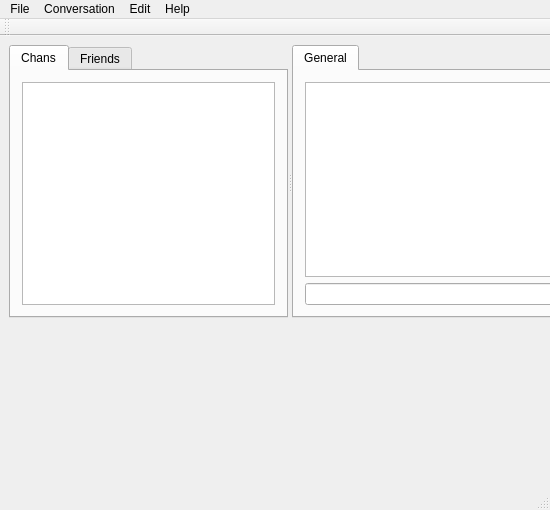
Qt form src/client/gui/mainwindow.ui (sush/Live-Jamming) before a commit.
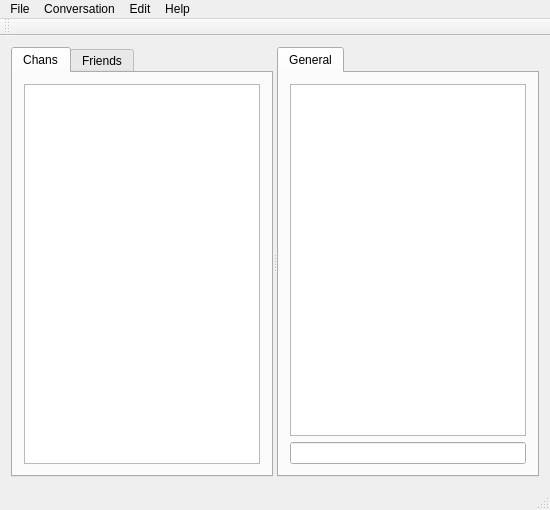
The same form after that commit.

Diff of the .ui file:
```diff
--- a/src/client/gui/mainwindow.ui
+++ b/src/client/gui/mainwindow.ui
@@ -14,15 +14,9 @@
    <string>MainWindow</string>
   </property>
   <widget class="QWidget" name="centralWidget">
+   <layout class="QHBoxLayout" name="horizontalLayout">
+    <item>
    <widget class="QSplitter" name="splitter">
-    <property name="geometry">
-     <rect>
-      <x>9</x>
-      <y>9</y>
-      <width>562</width>
-      <height>273</height>
-     </rect>
-    </property>
     <property name="orientation">
      <enum>Qt::Horizontal</enum>
     </property>
@@ -102,6 +96,8 @@
      </widget>
     </widget>
    </widget>
+    </item>
+   </layout>
   </widget>
   <widget class="QMenuBar" name="menuBar">
    <property name="geometry">
```
Lines whose indentation alone changed are shown as unchanged.
